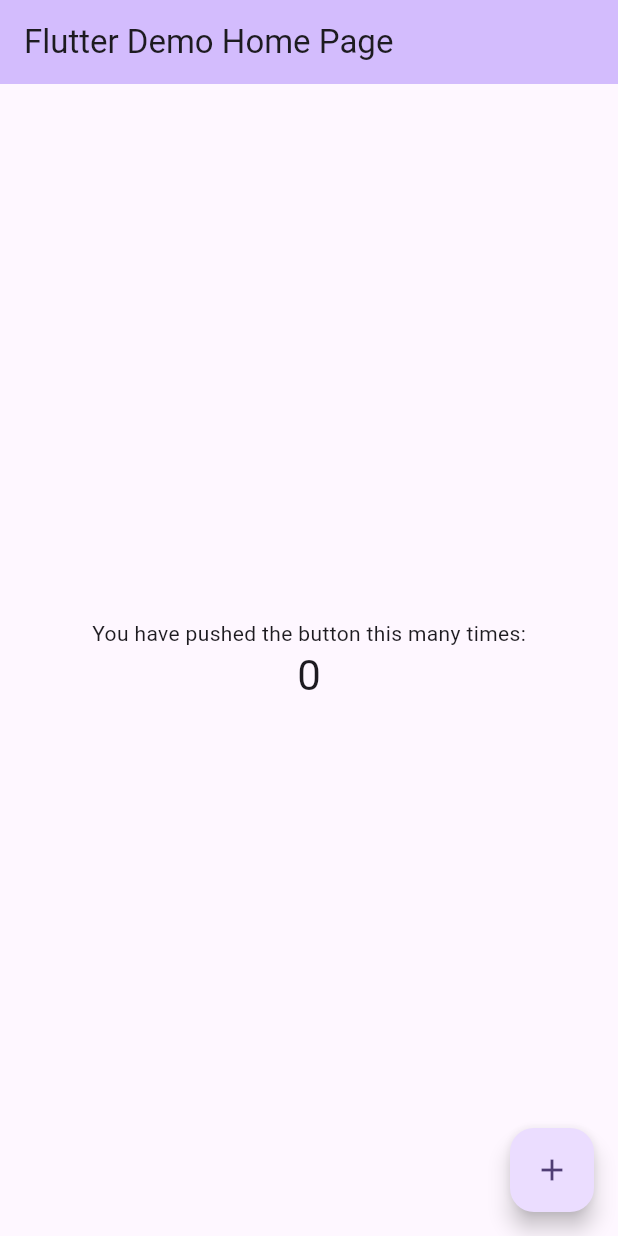
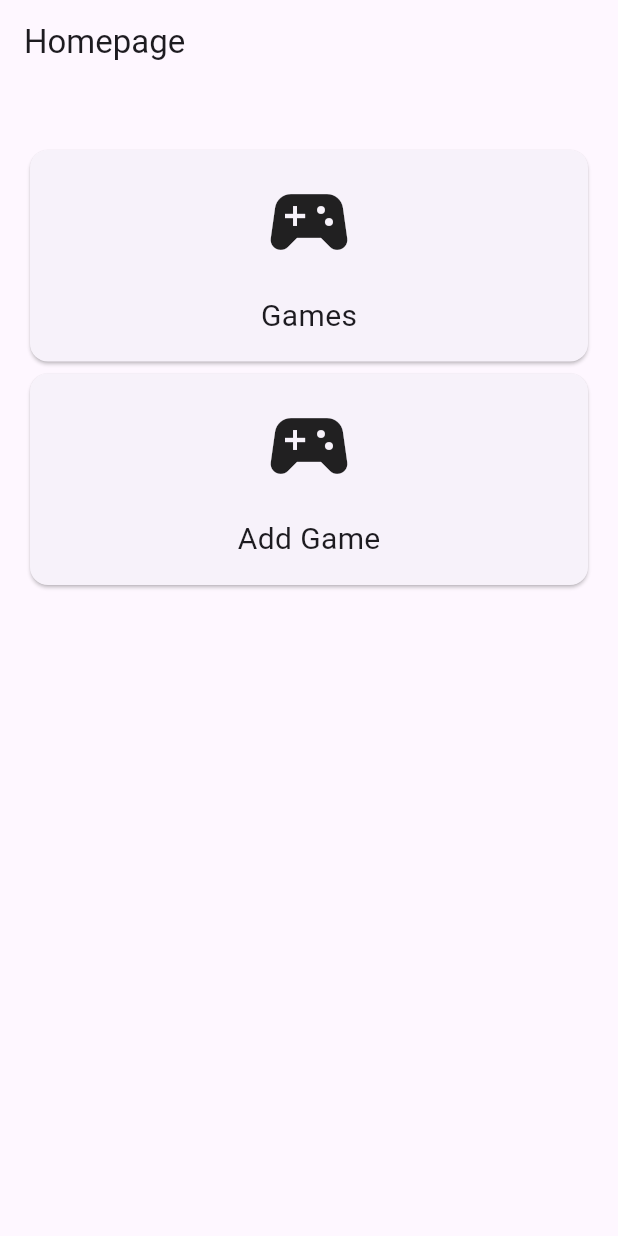
Before and after one commit to Tomoxx/Certamen-3, a Flutter app: the screen it shows after launch, on a phone screen of 412 x 824 dp. Run offline on Flutter 3.47's test engine with Material 3 defaults, Android fonts, the phone set to English and light mode, and no system bars; our stand-ins replace cloud_firestore, firebase_core; accounts and stored records are empty.

Commit message:
Firestore CRUD system (Games)

```diff
--- a/lib/main.dart
+++ b/lib/main.dart
@@ -1,125 +1,71 @@
+import 'package:certamen_3/pages/create_game_page.dart';
+import 'package:certamen_3/pages/games_page.dart';
+import 'package:certamen_3/widgets/card_item.dart';
+import 'package:firebase_core/firebase_core.dart';
 import 'package:flutter/material.dart';
 
-void main() {
+void main() async {
+  WidgetsFlutterBinding.ensureInitialized();
+  await Firebase.initializeApp();
   runApp(const MyApp());
 }
 
 class MyApp extends StatelessWidget {
-  const MyApp({super.key});
+  const MyApp({Key? key}) : super(key: key);
 
-  // This widget is the root of your application.
   @override
   Widget build(BuildContext context) {
-    return MaterialApp(
-      title: 'Flutter Demo',
-      theme: ThemeData(
-        // This is the theme of your application.
-        //
-        // TRY THIS: Try running your application with "flutter run". You'll see
-        // the application has a purple toolbar. Then, without quitting the app,
-        // try changing the seedColor in the colorScheme below to Colors.green
-        // and then invoke "hot reload" (save your changes or press the "hot
-        // reload" button in a Flutter-supported IDE, or press "r" if you used
-        // the command line to start the app).
-        //
-        // Notice that the counter didn't reset back to zero; the application
-        // state is not lost during the reload. To reset the state, use hot
-        // restart instead.
-        //
-        // This works for code too, not just values: Most code changes can be
-        // tested with just a hot reload.
-        colorScheme: ColorScheme.fromSeed(seedColor: Colors.deepPurple),
-        useMaterial3: true,
-      ),
-      home: const MyHomePage(title: 'Flutter Demo Home Page'),
+    return const MaterialApp(
+      title: 'Homepage Example',
+      home: HomePage(),
     );
   }
 }
 
-class MyHomePage extends StatefulWidget {
-  const MyHomePage({super.key, required this.title});
-
-  // This widget is the home page of your application. It is stateful, meaning
-  // that it has a State object (defined below) that contains fields that affect
-  // how it looks.
-
-  // This class is the configuration for the state. It holds the values (in this
-  // case the title) provided by the parent (in this case the App widget) and
-  // used by the build method of the State. Fields in a Widget subclass are
-  // always marked "final".
-
-  final String title;
-
-  @override
-  State<MyHomePage> createState() => _MyHomePageState();
-}
-
-class _MyHomePageState extends State<MyHomePage> {
-  int _counter = 0;
-
-  void _incrementCounter() {
-    setState(() {
-      // This call to setState tells the Flutter framework that something has
-      // changed in this State, which causes it to rerun the build method below
-      // so that the display can reflect the updated values. If we changed
-      // _counter without calling setState(), then the build method would not be
-      // called again, and so nothing would appear to happen.
-      _counter++;
-    });
-  }
+class HomePage extends StatelessWidget {
+  const HomePage({Key? key}) : super(key: key);
 
   @override
   Widget build(BuildContext context) {
-    // This method is rerun every time setState is called, for instance as done
-    // by the _incrementCounter method above.
-    //
-    // The Flutter framework has been optimized to make rerunning build methods
-    // fast, so that you can just rebuild anything that needs updating rather
-    // than having to individually change instances of widgets.
     return Scaffold(
       appBar: AppBar(
-        // TRY THIS: Try changing the color here to a specific color (to
-        // Colors.amber, perhaps?) and trigger a hot reload to see the AppBar
-        // change color while the other colors stay the same.
-        backgroundColor: Theme.of(context).colorScheme.inversePrimary,
-        // Here we take the value from the MyHomePage object that was created by
-        // the App.build method, and use it to set our appbar title.
-        title: Text(widget.title),
+        title: const Text('Homepage'),
       ),
-      body: Center(
-        // Center is a layout widget. It takes a single child and positions it
-        // in the middle of the parent.
+      body: Padding(
+        padding: const EdgeInsets.all(16.0),
         child: Column(
-          // Column is also a layout widget. It takes a list of children and
-          // arranges them vertically. By default, it sizes itself to fit its
-          // children horizontally, and tries to be as tall as its parent.
-          //
-          // Column has various properties to control how it sizes itself and
-          // how it positions its children. Here we use mainAxisAlignment to
-          // center the children vertically; the main axis here is the vertical
-          // axis because Columns are vertical (the cross axis would be
-          // horizontal).
-          //
-          // TRY THIS: Invoke "debug painting" (choose the "Toggle Debug Paint"
-          // action in the IDE, or press "p" in the console), to see the
-          // wireframe for each widget.
-          mainAxisAlignment: MainAxisAlignment.center,
-          children: <Widget>[
-            const Text(
-              'You have pushed the button this many times:',
-            ),
-            Text(
-              '$_counter',
-              style: Theme.of(context).textTheme.headlineMedium,
+          crossAxisAlignment: CrossAxisAlignment.start,
+          children: [
+            const SizedBox(height: 24),
+            Expanded(
+              child: ListView(
+                children: [
+                  CardItem(
+                    title: 'Games',
+                    icon: Icons.sports_esports,
+                    onTap: () {
+                      Navigator.push(
+                        context,
+                        MaterialPageRoute(builder: (context) => GamesPage()),
+                      );
+                    },
+                  ),
+                  CardItem(
+                    title: 'Add Game',
+                    icon: Icons.sports_esports,
+                    onTap: () {
+                      Navigator.push(
+                        context,
+                        MaterialPageRoute(builder: (context) => GameFormPage()),
+                      );
+                    },
+                  ),
+                ],
+              ),
             ),
           ],
         ),
       ),
-      floatingActionButton: FloatingActionButton(
-        onPressed: _incrementCounter,
-        tooltip: 'Increment',
-        child: const Icon(Icons.add),
-      ), // This trailing comma makes auto-formatting nicer for build methods.
     );
   }
 }
--- /dev/null
+++ b/lib/services/firestore_service.dart
@@ -0,0 +1,7 @@
+import 'package:cloud_firestore/cloud_firestore.dart';
+
+class FirestoreService {
+  Stream<QuerySnapshot> games() {
+    return FirebaseFirestore.instance.collection('games').snapshots();
+  }
+}
--- /dev/null
+++ b/lib/widgets/card_item.dart
@@ -0,0 +1,36 @@
+import 'package:flutter/material.dart';
+
+class CardItem extends StatelessWidget {
+  final String title;
+  final IconData icon;
+  final VoidCallback onTap;
+
+  CardItem({
+    required this.title,
+    required this.icon,
+    required this.onTap,
+  });
+
+  @override
+  Widget build(BuildContext context) {
+    return Card(
+      child: InkWell(
+        onTap: onTap,
+        child: Padding(
+          padding: const EdgeInsets.all(16.0),
+          child: Column(
+            mainAxisAlignment: MainAxisAlignment.center,
+            children: [
+              Icon(icon, size: 64.0), // Display the icon
+              SizedBox(height: 16.0),
+              Text(
+                title,
+                style: TextStyle(fontSize: 20.0),
+              ),
+            ],
+          ),
+        ),
+      ),
+    );
+  }
+}
--- a/pubspec.yaml
+++ b/pubspec.yaml
@@ -35,6 +35,9 @@ dependencies:
   # The following adds the Cupertino Icons font to your application.
   # Use with the CupertinoIcons class for iOS style icons.
   cupertino_icons: ^1.0.6
+  firebase_core: ^3.1.1
+  cloud_firestore: ^5.0.2
+  intl: ^0.17.0
 
 dev_dependencies:
   flutter_test:
```
Also changed, not shown: lib/pages/create_game_page.dart (added, +141 -0 lines), lib/pages/game_detail_page.dart (added, +82 -0 lines), lib/pages/games_page.dart (added, +61 -0 lines), pubspec.lock, 6 other files.
